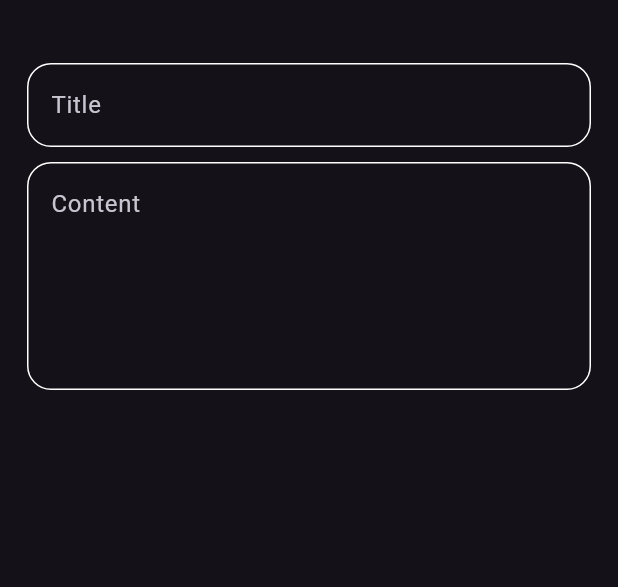
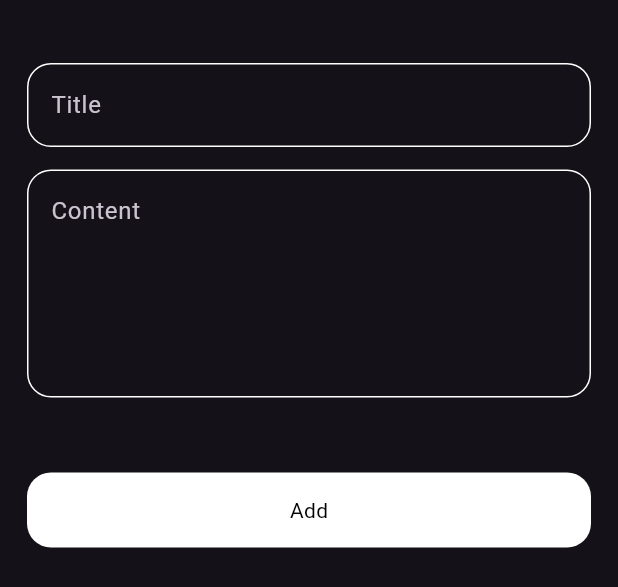
Before and after one commit to shimaa-saied/notes_app, a Flutter app: the Addnotebuttonsheet widget shown alone on an empty page, opened directly, on a phone screen of 412 x 824 dp. Shown: the top 587 px of the screen. Run offline on Flutter 3.47's test engine with Material 3 defaults, Android fonts, the phone set to English and light mode, and no system bars.

Commit message:
create CustomButton & finished note button sheet

```diff
--- a/lib/Widget/AddNoteButtonSheet.dart
+++ b/lib/Widget/AddNoteButtonSheet.dart
@@ -1,6 +1,7 @@
 import 'package:flutter/cupertino.dart';
 import 'package:flutter/material.dart';
 
+import 'CustomButton.dart';
 import 'CustomTextField.dart';
 
 class Addnotebuttonsheet extends StatelessWidget {
@@ -11,14 +12,18 @@ class Addnotebuttonsheet extends StatelessWidget {
     return
       Padding(
         padding: const EdgeInsets.symmetric(horizontal: 18.0,vertical:10),
+        child: SingleChildScrollView(
           child: Column(
             children: [
               SizedBox(height: 32,),
               Customtextfield(text: 'Title',maxlines: 1,),
-            SizedBox(height: 10,),
+              SizedBox(height: 15,),
               Customtextfield(text: 'Content',maxlines: 5,),
+              SizedBox(height: 50,),
+              Custombutton(),
 
             ],
+          ),
         ),
       )
     ;
--- /dev/null
+++ b/lib/Widget/CustomButton.dart
@@ -0,0 +1,18 @@
+import 'package:flutter/cupertino.dart';
+import 'package:flutter/material.dart';
+
+class Custombutton extends StatelessWidget {
+  const Custombutton({super.key});
+
+  @override
+  Widget build(BuildContext context) {
+    return Container(
+      decoration: BoxDecoration(
+          color:Colors.white ,
+          borderRadius: BorderRadius.circular(16)),
+      child: Center(child: Text('Add',style: TextStyle(color:Colors.black ),)),
+      height: 50,
+      width: MediaQuery.of (context).size.width,// take width of screen
+    );
+  }
+}
```
Lines whose indentation alone changed are shown as unchanged.
